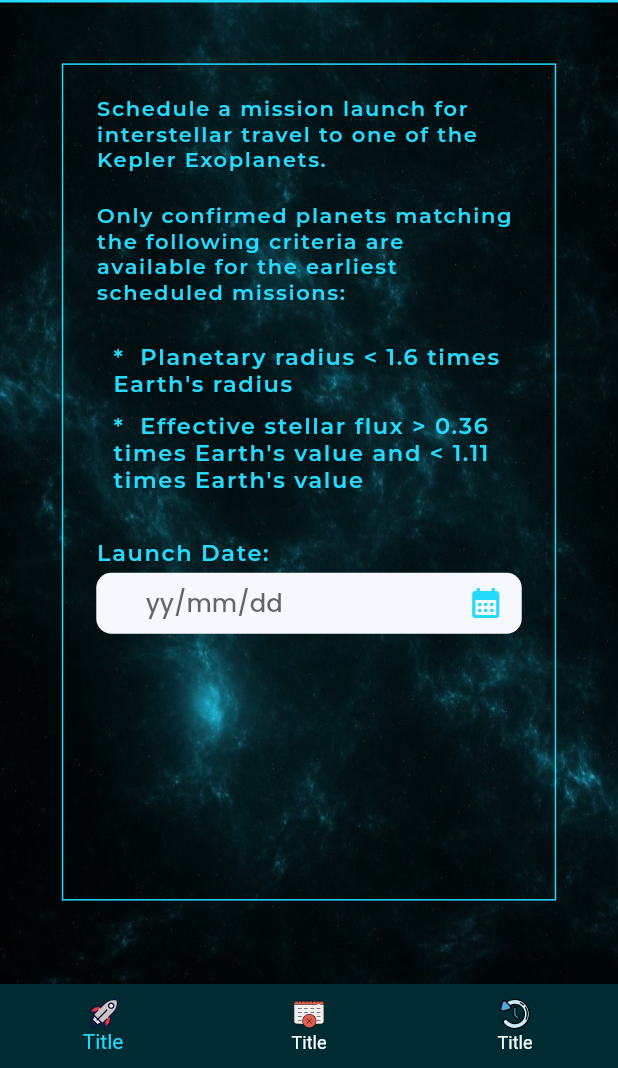
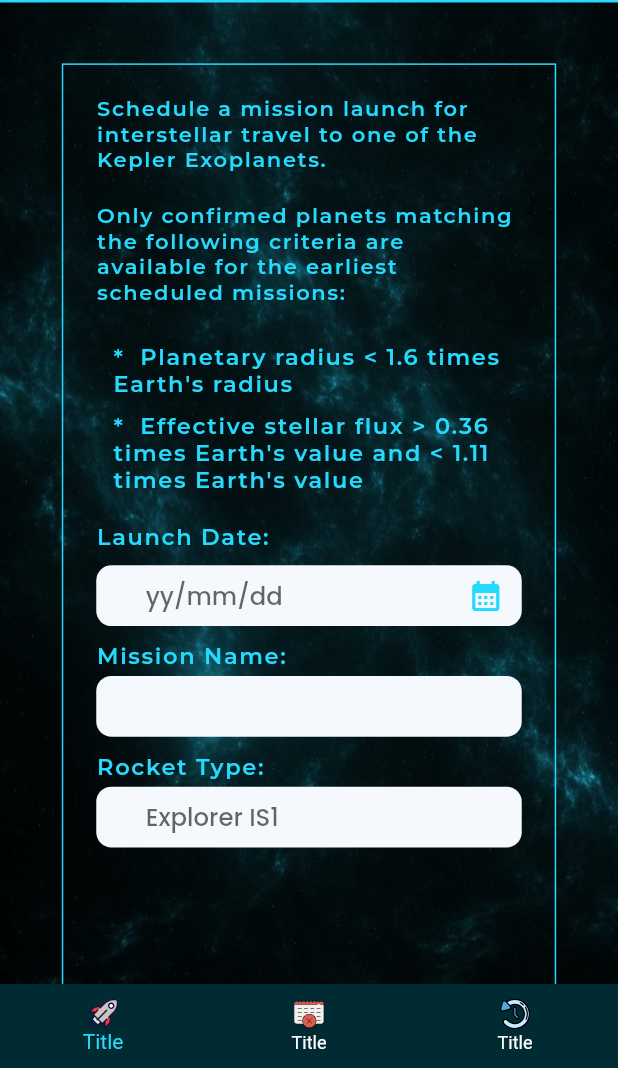
Before and after one commit to DARK-PROGRAMMER-I/NASA_MOBILE_VERSION, a Flutter app: the screen it shows after launch, on a phone screen of 412 x 824 dp, the part 168-1236 px from its top. Run offline on Flutter 3.47's test engine with Material 2 defaults, Android fonts, the phone set to English and light mode, and no system bars; our stand-ins replace flutter_screenutil, flutter_svg, google_fonts.

Commit message:
Mission Name

```diff
--- a/lib/screens/home/home_screen.dart
+++ b/lib/screens/home/home_screen.dart
@@ -53,7 +53,7 @@ class HomeScreen extends StatelessWidget {
           ),
           SizedBox(height: 40.h,),
           Container(
-            height: 550.h,
+            height: 630.h,
             width: 300.w,
             decoration: BoxDecoration(
               border: Border.fromBorderSide(
@@ -80,7 +80,7 @@ class HomeScreen extends StatelessWidget {
                     padding: EdgeInsets.only(left: 10.w),
                     child: SemiBoldText(name: "*  Effective stellar flux > 0.36 times Earth's value and < 1.11 times Earth's value"),
                   ),
-                  SizedBox(height: 30.h,),
+                  SizedBox(height: 20.h,),
                   HomeFormWidget(),
                 ],
               ),
--- /dev/null
+++ b/lib/widgets/global_widgets/custom_text_field.dart
@@ -0,0 +1,94 @@
+import 'package:flutter/material.dart';
+import 'package:flutter_screenutil/flutter_screenutil.dart';
+import 'package:google_fonts/google_fonts.dart';
+import 'package:nasa_mission_control/utils/colors.dart';
+
+class CustomTextField extends StatelessWidget {
+  final TextEditingController controller;
+  final String hintText;
+  final Function(String) onChanged;
+  final Function(String) onFieldSubmitted;
+  final TextInputType? inputType;
+  final bool obscure;
+  final IconData? icon;
+  final String? Function(String?)? validatorFn;
+  final Widget? leadingIcon;
+
+  const CustomTextField({
+    Key? key,
+    required this.controller,
+    required this.hintText,
+    required this.onChanged,
+    required this.onFieldSubmitted,
+    this.inputType,
+    this.leadingIcon,
+    required this.obscure,
+    this.validatorFn,
+    this.icon,
+  }) : super(key: key);
+
+  @override
+  Widget build(BuildContext context) {
+    return Container(
+      margin: EdgeInsets.only(bottom: 0.h, top: 5.h),
+      //padding: EdgeInsets.only(left: 20.w, right: 10.w),
+      // height: 55.h,
+      decoration: BoxDecoration(
+        color: MediaQuery.of(context).platformBrightness == Brightness.light
+            ? Color(0xFFF5F9FE)
+            : AppColors.kWhiteColor.withOpacity(0.5),
+        borderRadius: BorderRadius.circular(10.r),
+      ),
+      child: Center(
+        child: Row(
+          children: [
+            Expanded(
+              child: TextFormField(
+                validator: validatorFn,
+                obscureText: obscure,
+                controller: controller,
+                keyboardType: inputType,
+                style: GoogleFonts.poppins(
+                    color: Theme.of(context).colorScheme.onPrimary,
+                    fontSize: 16.sp,
+                    fontWeight: FontWeight.w500),
+                decoration: InputDecoration(
+                  contentPadding: EdgeInsets.symmetric(horizontal: 10.w),
+                  suffixIcon: leadingIcon ?? SizedBox(),
+                  hintText: hintText,
+                  hintStyle: GoogleFonts.poppins(
+                      color: Theme.of(context)
+                          .colorScheme
+                          .onPrimary
+                          .withOpacity(0.6),
+                      fontSize: 16.sp,
+                      fontWeight: FontWeight.w500),
+                  enabledBorder: OutlineInputBorder(
+                    borderSide:
+                    BorderSide(color: Colors.transparent, width: 2.0),
+                  ),
+                  focusedBorder: OutlineInputBorder(
+                    borderSide: BorderSide(
+                        color: Theme.of(context).colorScheme.onPrimary.withOpacity(0.2), width: 2.0),
+                  ),
+                  border: OutlineInputBorder(),
+                  focusedErrorBorder: OutlineInputBorder(
+                    borderSide:
+                    BorderSide(color: Colors.transparent, width: 2.0),
+                  ),
+                  errorBorder: OutlineInputBorder(
+                    borderSide: BorderSide(
+                        color: Theme.of(context).primaryColor.withOpacity(0.2),
+                        width: 2.0),
+                  ),
+                ),
+                onFieldSubmitted: onFieldSubmitted,
+                onChanged: onChanged,
+              ),
+            ),
+          ],
+        ),
+      ),
+    );
+  }
+}
--- a/lib/widgets/home_widgets/home_form_widget.dart
+++ b/lib/widgets/home_widgets/home_form_widget.dart
@@ -1,4 +1,5 @@
 import 'package:flutter/material.dart';
+import 'package:flutter_screenutil/flutter_screenutil.dart';
 import 'package:nasa_mission_control/widgets/global_widgets/semibold_text.dart';
 
 import '../../utils/colors.dart';
@@ -14,6 +15,8 @@ class HomeFormWidget extends StatefulWidget {
 
 class _HomeFormWidgetState extends State<HomeFormWidget> {
   TextEditingController _datCtr = TextEditingController();
+  TextEditingController _missionCtr = TextEditingController();
+  TextEditingController _rocketCtr = TextEditingController();
   DateTime? selectedTime ;
   @override
   void dispose() {
@@ -25,11 +28,14 @@ class _HomeFormWidgetState extends State<HomeFormWidget> {
   Widget build(BuildContext context) {
     return Form(
       child: Column(
+        crossAxisAlignment: CrossAxisAlignment.start,
+        mainAxisAlignment: MainAxisAlignment.start,
         children: [
           Column(
             crossAxisAlignment: CrossAxisAlignment.start,
             children: [
               SemiBoldText(name: "Launch Date: "),
+              SizedBox(height: 5.h,),
               CustomTextField(
                 controller: _datCtr,
                 hintText: "${_datCtr.text.isNotEmpty ? _datCtr.text  : selectedTime != null? selectedTime?.toLocal().toString().substring(0, 10): 'yy/mm/dd'}",
@@ -49,11 +55,32 @@ class _HomeFormWidgetState extends State<HomeFormWidget> {
               ),
             ],
           ),
-
+          SizedBox(height: 10.h,),
           Column(
             crossAxisAlignment: CrossAxisAlignment.start,
             children: [
-
+              SemiBoldText(name: "Mission Name: "),
+              CustomTextField(
+                  controller: _missionCtr,
+                  hintText: "",
+                  onChanged: (val)=>{},
+                  onFieldSubmitted: (val)=>{},
+                  obscure: false
+              )
+            ],
+          ),
+          SizedBox(height: 10.h,),
+          Column(
+            crossAxisAlignment: CrossAxisAlignment.start,
+            children: [
+              SemiBoldText(name: "Rocket Type: "),
+              CustomTextField(
+                  controller: _missionCtr,
+                  hintText: "Explorer IS1",
+                  onChanged: (val)=>{},
+                  onFieldSubmitted: (val)=>{},
+                  obscure: false
+              )
             ],
           )
 
```
